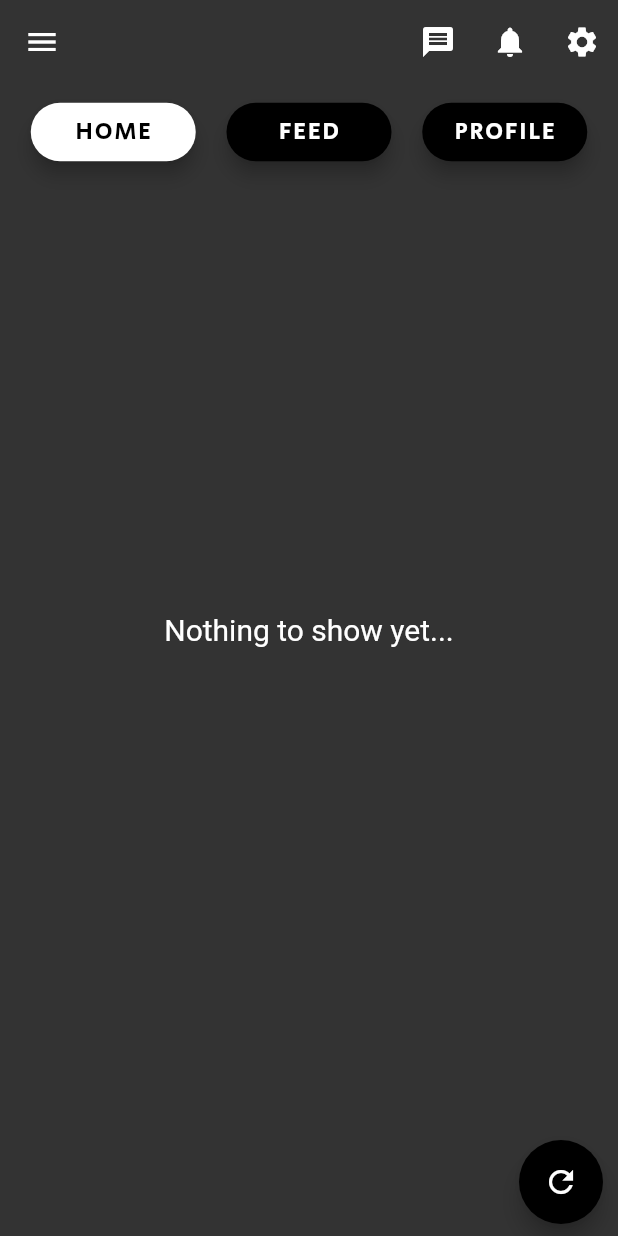
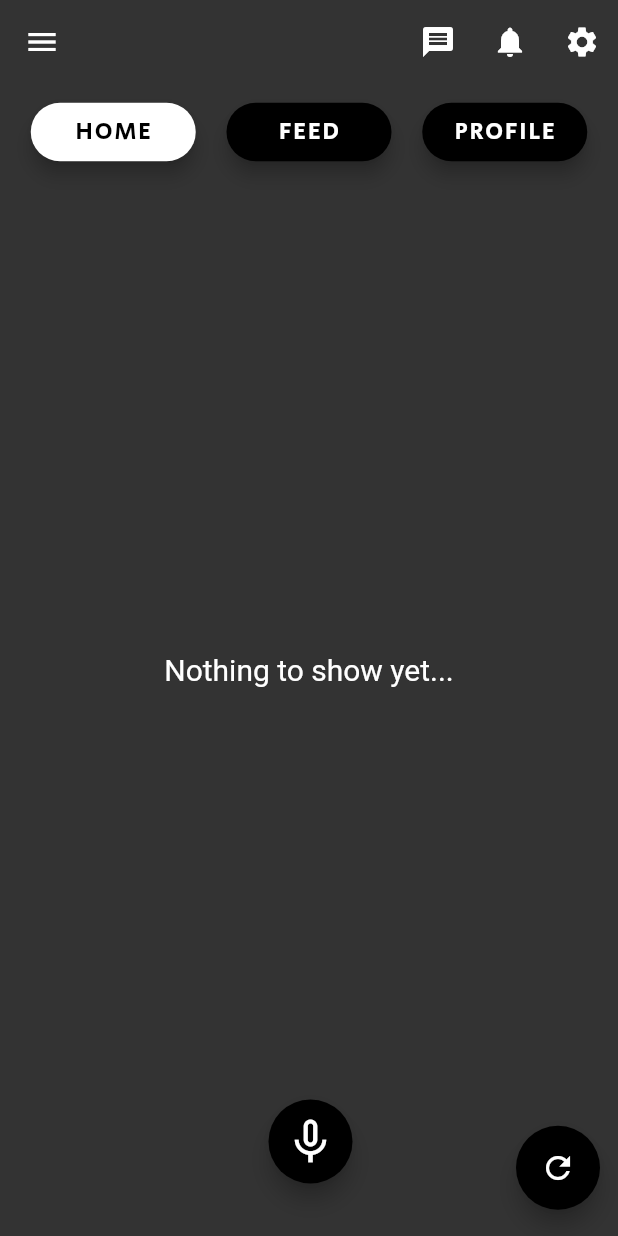
Before and after one commit to Riteshbhalerao11/Enabled, a Flutter app: the screen it shows once a user with an empty profile is signed in, on a phone screen of 412 x 824 dp. Run offline on Flutter 3.47's test engine with Material 2 defaults, Android fonts, the phone set to English and light mode, and no system bars; our stand-ins replace cloud_firestore, expandable_text, file_picker, firebase_auth, firebase_core, firebase_storage and 7 more; accounts and stored records are empty; project files that could hold a hidden picture were left out.

Commit message:
Added voice commands

```diff
--- a/lib/features/Home/Screens/home_page_screen.dart
+++ b/lib/features/Home/Screens/home_page_screen.dart
@@ -5,6 +5,7 @@ import 'package:enabled_try_1/features/Auth/controller/auth_controller.dart';
 import 'package:enabled_try_1/features/Home/Screens/widgets/Buttons/nav_buttons.dart';
 import 'package:enabled_try_1/features/Home/Screens/widgets/post_card.dart';
 import 'package:enabled_try_1/features/Profile/screen/widgets/profile_drawer.dart';
+import 'package:enabled_try_1/features/voice_commands/voice_button.dart';
 import 'package:firebase_auth/firebase_auth.dart';
 import 'package:flutter/material.dart';
 import 'package:flutter/semantics.dart';
@@ -142,7 +143,7 @@ class _HomePageState extends ConsumerState<HomePage> {
                         )
                       : data.friends.isEmpty
                           ? const Padding(
-                              padding: EdgeInsets.only(bottom: 60),
+                              padding: EdgeInsets.only(top: 20),
                               child: Center(
                                 child: Text(
                                   "Nothing to show yet...",
@@ -175,15 +176,26 @@ class _HomePageState extends ConsumerState<HomePage> {
                               loading: () => const Loader()),
                 ),
                 Row(
-                  mainAxisAlignment: MainAxisAlignment.end,
+                  // mainAxisSize: MainAxisSize.min,
+                  // mainAxisAlignment: MainAxisAlignment.center,
                   children: [
-                    Semantics(
-                      excludeSemantics: true,
-                      label: "Refresh button",
-                      hint: "Double tap to refresh screen",
-                      child: Padding(
-                        padding: const EdgeInsets.only(bottom: 8.0, right: 10),
+                    Flexible(child: Container()),
+                    const SizedBox(
+                      width: 70,
+                    ),
+                    Padding(
+                      padding: const EdgeInsets.only(bottom: 35.0),
+                      child: VoiceButton(user: data, screen: "home"),
+                    ),
+                    Flexible(child: Container()),
+                    Padding(
+                      padding: const EdgeInsets.only(right: 12.0),
+                      child: Semantics(
+                        excludeSemantics: true,
+                        label: "Refresh button",
+                        hint: "Double tap to refresh screen",
                         child: FloatingActionButton(
+                          heroTag: "refresh",
                           onPressed: () async {
                             return refresh(uid);
                           },
@@ -193,7 +205,7 @@ class _HomePageState extends ConsumerState<HomePage> {
                           ),
                         ),
                       ),
-                    )
+                    ),
                   ],
                 )
               ],
--- /dev/null
+++ b/lib/features/voice_commands/voice_button.dart
@@ -0,0 +1,48 @@
+import 'package:enabled_try_1/features/Auth/controller/auth_controller.dart';
+import 'package:enabled_try_1/features/voice_commands/repository/speech_api.dart';
+import 'package:enabled_try_1/models/user_model.dart';
+import 'package:flutter/material.dart';
+import 'package:flutter_riverpod/flutter_riverpod.dart';
+
+class VoiceButton extends ConsumerStatefulWidget {
+  const VoiceButton({super.key, required this.user, required this.screen});
+  final String screen;
+  final UserModel user;
+  @override
+  ConsumerState<VoiceButton> createState() => _VoiceButtonState();
+}
+
+class _VoiceButtonState extends ConsumerState<VoiceButton> {
+  @override
+  Widget build(BuildContext context) {
+    final isListening = ref.watch(voiceStateProvider);
+    return FloatingActionButton(
+      heroTag: "voice",
+      backgroundColor: isListening
+          ? Theme.of(context).colorScheme.onSecondaryContainer
+          : Theme.of(context).colorScheme.onPrimaryContainer,
+      onPressed: toggleRecording,
+      child: Icon(
+        isListening ? Icons.mic : Icons.mic_none,
+        size: 36,
+        color: isListening
+            ? Theme.of(context).colorScheme.onPrimaryContainer
+            : Theme.of(context).colorScheme.onSecondaryContainer,
+      ),
+    );
+  }
+
+  Future toggleRecording() {
+    ref.read(userProvider.notifier).update((state) => widget.user);
+    return SpeechApi.toggleRecording(
+      screen: widget.screen,
+      ref: ref,
+      context: context,
+      onError: (err) => ScaffoldMessenger.of(context)
+          .showSnackBar(SnackBar(content: Text(err))),
+      onListening: (isListening) {
+        ref.read(voiceStateProvider.notifier).update((state) => isListening);
+      },
+    );
+  }
+}
--- a/lib/utils/routes.dart
+++ b/lib/utils/routes.dart
@@ -1,5 +1,6 @@
 import 'package:enabled_try_1/features/Profile/screen/read_only_profile.dart';
 import 'package:enabled_try_1/features/User_posts/Screen/user_images_screen.dart';
+import 'package:enabled_try_1/features/edit_profile/screens/edit_profile_screen.dart';
 import 'package:flutter/material.dart';
 import 'package:routemaster/routemaster.dart';
 
@@ -22,7 +23,6 @@ final loggedinRoute = RouteMap(routes: {
       child: HomePage(),
       pushTransition: PageTransition.none,
       popTransition: PageTransition.none),
-  // '/signup': (_) => const MaterialPage(child: SignupScreen()),
   '/profile/:uid': (route) => TransitionPage(
       child: ProfilePage(
         uid: route.pathParameters['uid']!,
@@ -45,22 +45,19 @@ final loggedinRoute = RouteMap(routes: {
           child: ViewOnlyProfilePage(
               otherUsername: route.pathParameters['otherUsername']!,
               myUsername: route.pathParameters['myUsername']!)),
-
   '/feed_page/:uid/user_page/:myUsername/:otherUsername/:uid/user_images_page':
       (route) => MaterialPage(
             child: UserImagesScreen(
               uid: route.pathParameters['uid']!,
             ),
           ),
-
   '/profile/:uid/add_posts_screen': (route) =>
       const MaterialPage(child: AddPostScreen()),
   '/profile/:uid/add_posts_screen/add_image_screen': (route) =>
       const MaterialPage(child: AddImageScreen()),
-  // '/add_post/post_video': (route) => const MaterialPage(child: AddVideoScreen())
-  // '/edit_profile/:bio/:profilepic': (route) => MaterialPage(
-  //         child: EditProfileScreen(
-  //       parentBio: route.pathParameters['bio']!,
-  //       parentProfilepic: route.pathParameters['profilepic']!,
-  //     ))
+  '/profile/:uid/edit_profile_screen': (route) =>
+      const MaterialPage(child: EditProfileScreen()),
+  '/add_image_screen': (route) => const MaterialPage(child: AddImageScreen()),
+  '/edit_profile_screen': (route) =>
+      const MaterialPage(child: EditProfileScreen()),
 });
--- a/pubspec.yaml
+++ b/pubspec.yaml
@@ -51,6 +51,9 @@ dependencies:
   flutter_image_compress: ^1.1.3
   expandable_text: ^2.3.0
   flutter_quill: ^6.4.2
+  speech_to_text: ^6.1.1
+  avatar_glow: ^2.0.2
+  flutter_tts: ^3.6.3
 
 dev_dependencies:
   flutter_test:
```
Also changed, not shown: lib/features/Profile/screen/profile_page.dart (+14 -4 lines), lib/features/edit_profile/screens/edit_profile_screen.dart (+10 -10 lines), lib/features/voice_commands/repository/speech_api.dart (added, +123 -0 lines), lib/utils/snackbar_&_fp.dart (+9 -6 lines), pubspec.lock, 5 other files.
